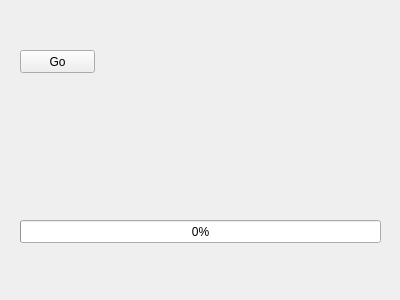
ahmed-agiza/Jupiter, file memoryloading.ui: the form before one commit.
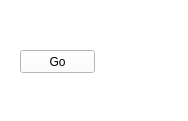
The form after the commit.

```diff
--- a/memoryloading.ui
+++ b/memoryloading.ui
@@ -6,29 +6,16 @@
    <rect>
     <x>0</x>
     <y>0</y>
-    <width>400</width>
-    <height>300</height>
+    <width>188</width>
+    <height>121</height>
    </rect>
   </property>
   <property name="windowTitle">
    <string>Form</string>
   </property>
-  <widget class="QProgressBar" name="progressBar">
-   <property name="geometry">
-    <rect>
-     <x>20</x>
-     <y>220</y>
-     <width>361</width>
-     <height>23</height>
-    </rect>
-   </property>
-   <property name="maximum">
-    <number>64</number>
-   </property>
-   <property name="value">
-    <number>0</number>
-   </property>
-  </widget>
+  <property name="styleSheet">
+   <string notr="true">background-color: rgb(255, 255, 255);</string>
+  </property>
   <widget class="QPushButton" name="pushButton">
    <property name="geometry">
     <rect>
```
